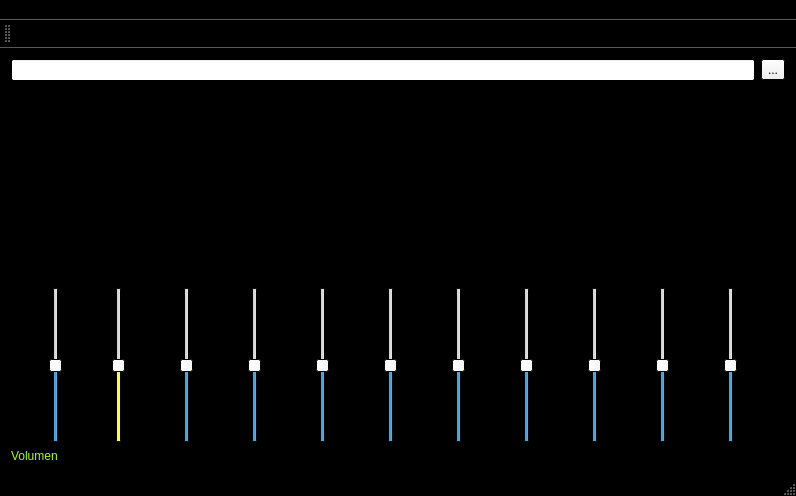
Before: the Qt Designer form mainwindow.ui in Estebanelm/proyectoDSP, drawn with Qt 5.
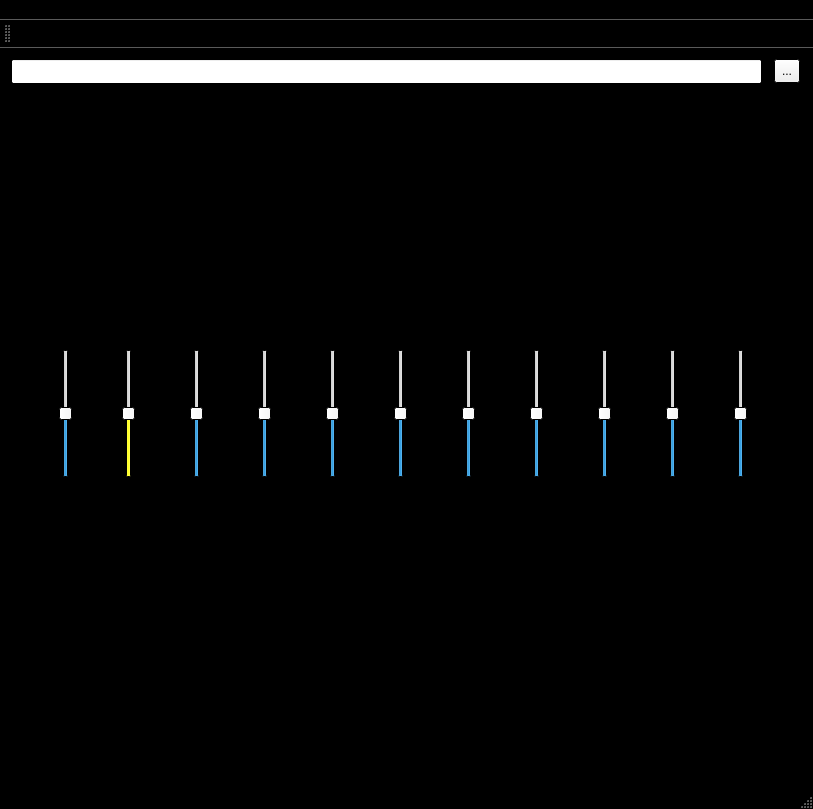
After: the same form once the commit is applied. Icons and pictures are not drawn.

The edit to the form file:
```diff
--- a/mainwindow.ui
+++ b/mainwindow.ui
@@ -2,12 +2,15 @@
 <ui version="4.0">
  <class>MainWindow</class>
  <widget class="QMainWindow" name="MainWindow">
+  <property name="enabled">
+   <bool>true</bool>
+  </property>
   <property name="geometry">
    <rect>
     <x>0</x>
     <y>0</y>
-    <width>796</width>
-    <height>496</height>
+    <width>813</width>
+    <height>809</height>
    </rect>
   </property>
   <property name="palette">
@@ -147,26 +150,15 @@
    <enum>QTabWidget::Rounded</enum>
   </property>
   <widget class="QWidget" name="centralWidget">
-   <layout class="QVBoxLayout" name="verticalLayout_4">
-    <item>
-     <layout class="QHBoxLayout" name="horizontalLayout_3">
-      <item>
-       <widget class="QLineEdit" name="fileEdit">
-        <property name="enabled">
-         <bool>true</bool>
-        </property>
-       </widget>
-      </item>
-      <item>
-       <widget class="QToolButton" name="fileButton">
-        <property name="text">
-         <string>...</string>
-        </property>
-       </widget>
-      </item>
-     </layout>
-    </item>
-    <item>
+   <widget class="QWidget" name="verticalLayoutWidget">
+    <property name="geometry">
+     <rect>
+      <x>10</x>
+      <y>50</y>
+      <width>791</width>
+      <height>232</height>
+     </rect>
+    </property>
      <layout class="QHBoxLayout" name="horizontalLayout_4">
       <item>
        <layout class="QVBoxLayout" name="verticalLayout_3">
@@ -253,15 +245,23 @@
         </property>
         <property name="sizeHint" stdset="0">
          <size>
-          <width>40</width>
+         <width>718</width>
           <height>20</height>
          </size>
         </property>
        </spacer>
       </item>
      </layout>
-    </item>
-    <item>
+   </widget>
+   <widget class="QWidget" name="">
+    <property name="geometry">
+     <rect>
+      <x>10</x>
+      <y>290</y>
+      <width>791</width>
+      <height>151</height>
+     </rect>
+    </property>
      <layout class="QHBoxLayout" name="horizontalLayout_2">
       <item>
        <widget class="QSlider" name="volumeSlider">
@@ -534,8 +534,16 @@
        </widget>
       </item>
      </layout>
-    </item>
-    <item>
+   </widget>
+   <widget class="QWidget" name="">
+    <property name="geometry">
+     <rect>
+      <x>10</x>
+      <y>450</y>
+      <width>791</width>
+      <height>19</height>
+     </rect>
+    </property>
      <layout class="QHBoxLayout" name="horizontalLayout">
       <item>
        <widget class="QLabel" name="label_2">
@@ -682,15 +690,43 @@
        </widget>
       </item>
      </layout>
-    </item>
-   </layout>
+   </widget>
+   <widget class="QToolButton" name="fileButton">
+    <property name="enabled">
+     <bool>true</bool>
+    </property>
+    <property name="geometry">
+     <rect>
+      <x>774</x>
+      <y>11</y>
+      <width>26</width>
+      <height>24</height>
+     </rect>
+    </property>
+    <property name="text">
+     <string>...</string>
+    </property>
+   </widget>
+   <widget class="QLineEdit" name="fileEdit">
+    <property name="enabled">
+     <bool>true</bool>
+    </property>
+    <property name="geometry">
+     <rect>
+      <x>11</x>
+      <y>11</y>
+      <width>751</width>
+      <height>25</height>
+     </rect>
+    </property>
+   </widget>
   </widget>
   <widget class="QMenuBar" name="menuBar">
    <property name="geometry">
     <rect>
      <x>0</x>
      <y>0</y>
-     <width>796</width>
+     <width>813</width>
      <height>22</height>
     </rect>
    </property>
@@ -720,6 +756,9 @@
    <addaction name="menuPreset"/>
   </widget>
   <widget class="QToolBar" name="mainToolBar">
+   <property name="enabled">
+    <bool>true</bool>
+   </property>
    <property name="autoFillBackground">
     <bool>true</bool>
    </property>
```
Lines whose indentation alone changed are shown as unchanged.
